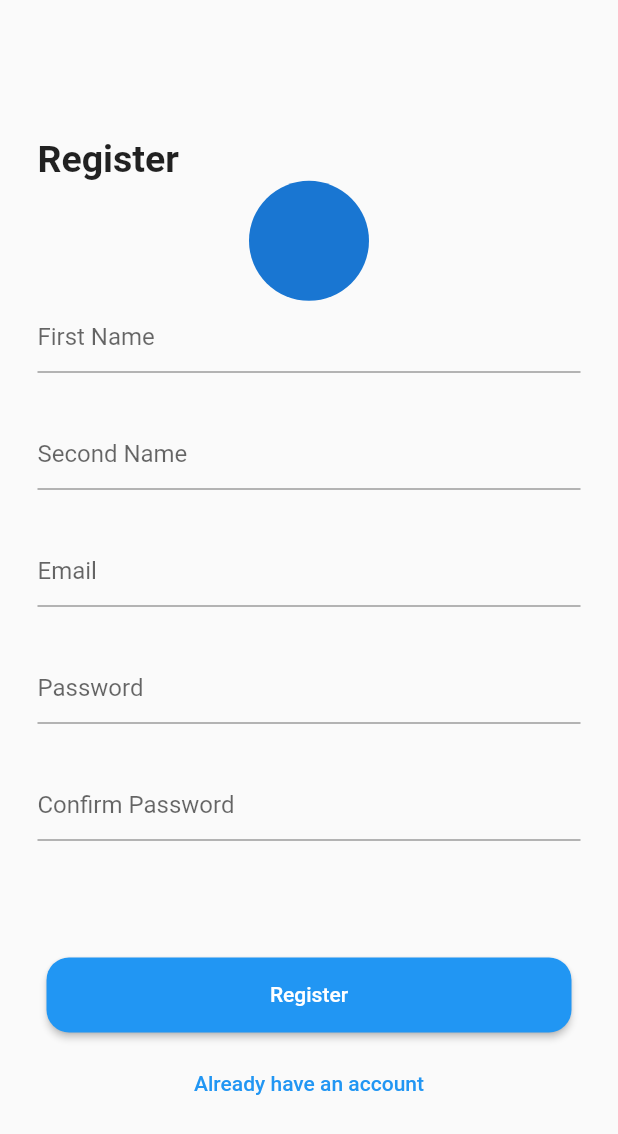
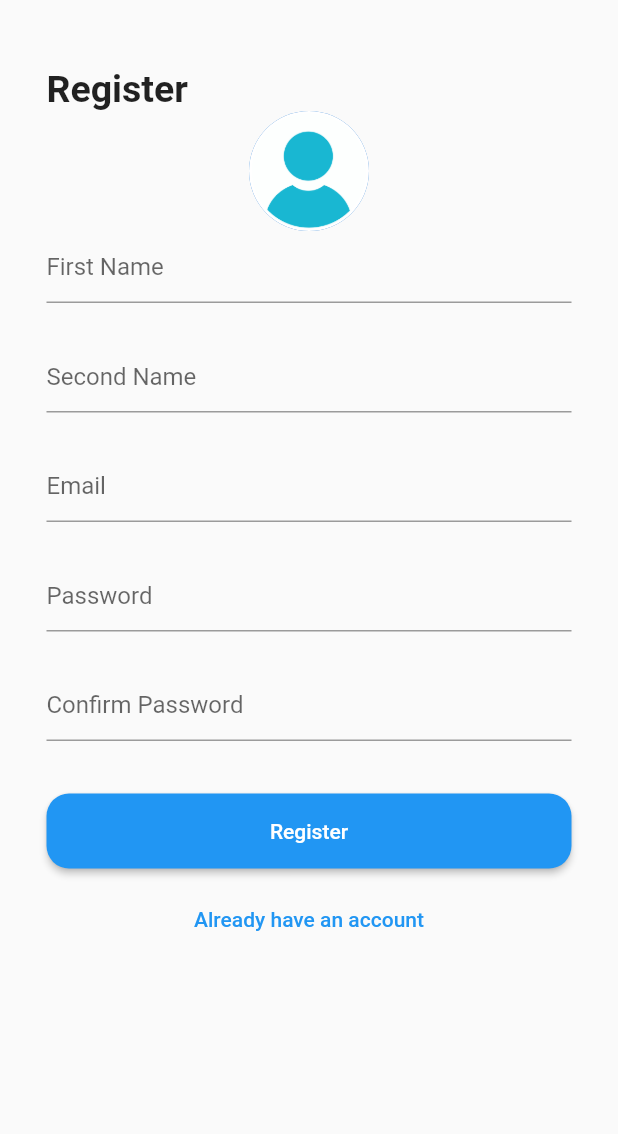
Before and after one commit to OmarOsama77/posts, a Flutter app: the Signup screen opened by its route, on a phone screen of 412 x 824 dp. Shown: the top 1134 px of the screen. Run offline on Flutter 3.47's test engine with Material 2 defaults, Android fonts, the phone set to English and light mode, and no system bars.

Commit message:
some updates

```diff
--- a/lib/screens/authentication_screens/signup.dart
+++ b/lib/screens/authentication_screens/signup.dart
@@ -1,37 +1,19 @@
 import 'package:flutter/material.dart';
+
+
 
 
 class Signup extends StatelessWidget {
     Signup({Key? key}) : super(key: key);
+    TextEditingController firstName = TextEditingController();
+    TextEditingController secondName = TextEditingController();
+    TextEditingController email = TextEditingController();
   TextEditingController password = TextEditingController();
   TextEditingController confirmPass = TextEditingController();
-  @override
-  Widget build(BuildContext context) {
-    final myKey = GlobalKey<FormState>();
-    final screenh = MediaQuery.of(context).size.height;
-    final screenw = MediaQuery.of(context).size.width;
-    return Scaffold(
-    body: SingleChildScrollView(
-      child: Container(
-        padding: EdgeInsets.only(left: 25,right: 25,top: screenh/9),
-        width: screenw,
-        height: screenh,
-        child: Column(
-          children: [
-            const Row(
-              children: [
-                Text('Register',style: TextStyle(fontWeight: FontWeight.bold,fontSize: 25),),
-              ],
-            ),
-            const  Row(mainAxisAlignment: MainAxisAlignment.center,
-              children: [
-                CircleAvatar(
-                  radius: 40,
-                )
-              ],
-            ),
-            Column(children: [
-              TextFormField(
+
+    Widget passwordFormField(TextEditingController controller,String hintText){
+      return TextFormField(
+        controller: confirmPass,
         validator: (val){
           if(val!.isEmpty||val.length<2){
             return "Required";
@@ -39,12 +21,15 @@ class Signup extends StatelessWidget {
           return null;
         },
         keyboardType: TextInputType.text,
-                decoration: const InputDecoration(
-                    hintText: "First Name"
+        decoration:   InputDecoration(
+            hintText: hintText
         ),
-              ),
-              const SizedBox(height: 30,),
-              TextFormField(
+      );
+    }
+
+  Widget textFormField(String hintText,TextEditingController controller){
+    return  TextFormField(
+      controller: controller,
       validator: (val){
         if(val!.isEmpty||val.length<2){
           return "Required";
@@ -52,12 +37,45 @@ class Signup extends StatelessWidget {
         return null;
       },
       keyboardType: TextInputType.text,
-                decoration: const InputDecoration(
-                    hintText: "Second Name"
+      decoration:InputDecoration(
+          hintText:hintText
+      ),
+    );
+  }
+
+
+
+  @override
+  Widget build(BuildContext context) {
+    final myKey = GlobalKey<FormState>();
+    return Scaffold(
+    body: Form(
+      key: myKey,
+      child: SingleChildScrollView(
+        child: Padding(
+          padding: const EdgeInsets.only(top: 45,left: 31,right: 31),
+          child: Column(
+            children: [
+             Row(
+               children: [
+               Text("Register",style: TextStyle(fontWeight: FontWeight.bold,fontSize: 25),)
+               ],
+             ),
+               Center(
+                  child: CircleAvatar(
+                    radius: 40,
+                    backgroundImage: AssetImage("images/user.png"),
                   ),
                ),
-              const SizedBox(height: 30,),
+                 Column(
+                  children: [
+                    textFormField("First Name",firstName),
+                    SizedBox(height: 25,),
+                    textFormField("Second Name",secondName),
+                    SizedBox(height: 25,),
                     TextFormField(
+
+                      controller: email,
                       validator: (val){
                         if(val!.isEmpty||val.length<2){
                           return "Required";
@@ -69,43 +87,23 @@ class Signup extends StatelessWidget {
                           hintText: "Email"
                       ),
                     ),
-              const SizedBox(height: 30,),
-              TextFormField(
-                validator: (val){
-                  if(val!.isEmpty||val.length<2){
-                    return "Required";
-                  }
-                  return null;
-                },
-                keyboardType: TextInputType.text,
-                decoration:const InputDecoration(
-                    hintText: "Password"
+                    SizedBox(height: 25,),
+                    passwordFormField(password,"Password"),
+                    SizedBox(height: 25,),
+                    passwordFormField(confirmPass,"Confirm Password"),
+                  ],
                 ),
-              ),
-              const SizedBox(height: 30,),
-              TextFormField(
-                validator: (val){
-                  if(val!.isEmpty||val.length<2){
-                    return "Required";
-                  }
-                  return null;
-                },
-                keyboardType: TextInputType.text,
-                decoration:const InputDecoration(
-                    hintText: "Confirm Password"
-
-                ),
-              ),
-            ],),
-            Expanded(child:Column(mainAxisAlignment: MainAxisAlignment.center,
+              SizedBox(height: 35,),
+              Column(mainAxisAlignment: MainAxisAlignment.end,
                 children: [
                   SizedBox(
                     height: 50,
                     width: 350,
                     child: ElevatedButton(
                       onPressed: () {
-                      Navigator.pushReplacementNamed(
-                          context, "/bottom_navigation_bar");
+                        if(myKey.currentState!.validate()){
+
+                        }
                       },
                       child: const Text("Register"),
                       style: ButtonStyle(
@@ -119,11 +117,12 @@ class Signup extends StatelessWidget {
                     Navigator.pushReplacementNamed(context, "/");
                   }, child:const  Text("Already have an account"))
                 ],
-            ))
+              )
             ],
           ),
         ),
       ),
+    )
     );
   }
 }
--- a/pubspec.yaml
+++ b/pubspec.yaml
@@ -37,6 +37,8 @@ dependencies:
   cupertino_icons: ^1.0.2
   fluttertoast: ^8.2.1
   provider:
+  firebase_auth:
+  firebase_core:
 dev_dependencies:
   flutter_test:
     sdk: flutter
@@ -67,6 +69,7 @@ flutter:
    - images/register.png
    - images/s.jpg
    - images/ronaldo.jpg
+   - images/user.png
 
 
   # An image asset can refer to one or more resolution-specific "variants", see
```
Also changed, not shown: lib/main.dart (+9 -4 lines), lib/providers/signup_view_model.dart (added, +10 -0 lines), lib/screens/authentication_screens/login.dart (+25 -5 lines), lib/screens/setting.dart (+113 -58 lines), lib/widgets/email_text_form_field.dart (added, +44 -0 lines), images/user.png (added), pubspec.lock, 6 other files. Lines whose indentation alone changed are shown as unchanged.
